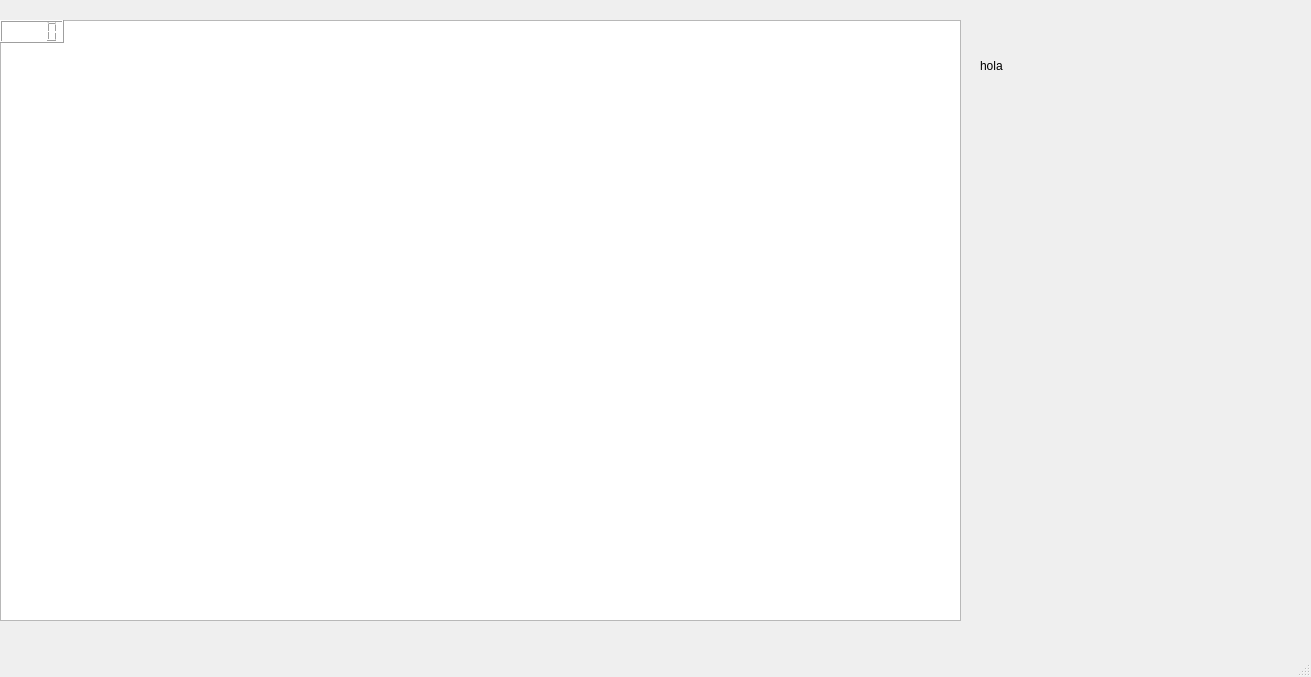
barrios260/labo_5, file mainwindow.ui: the form before one commit.
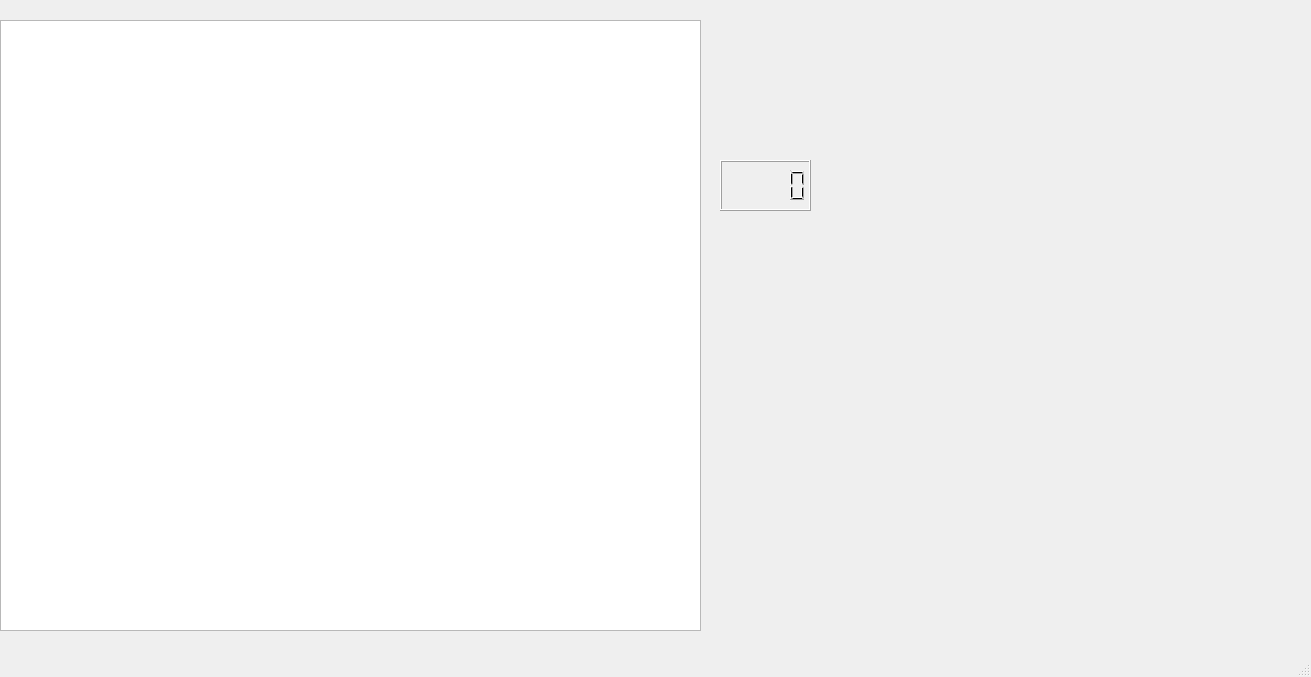
The form after the commit.

Diff of the .ui file:
```diff
--- a/mainwindow.ui
+++ b/mainwindow.ui
@@ -19,36 +19,20 @@
      <rect>
       <x>0</x>
       <y>20</y>
-      <width>961</width>
-      <height>601</height>
+      <width>701</width>
+      <height>611</height>
      </rect>
     </property>
    </widget>
    <widget class="QLCDNumber" name="lcdNumber">
     <property name="geometry">
      <rect>
-      <x>0</x>
-      <y>20</y>
-      <width>64</width>
-      <height>23</height>
-     </rect>
-    </property>
-   </widget>
-   <widget class="QLabel" name="label">
-    <property name="geometry">
-     <rect>
-      <x>980</x>
-      <y>40</y>
-      <width>61</width>
+      <x>720</x>
+      <y>160</y>
+      <width>91</width>
       <height>51</height>
      </rect>
     </property>
-    <property name="text">
-     <string>hola</string>
-    </property>
-    <property name="textFormat">
-     <enum>Qt::PlainText</enum>
-    </property>
    </widget>
   </widget>
   <widget class="QStatusBar" name="statusbar"/>
```
Left out of the diff: 2 changed lines with no effect on the pictures.
